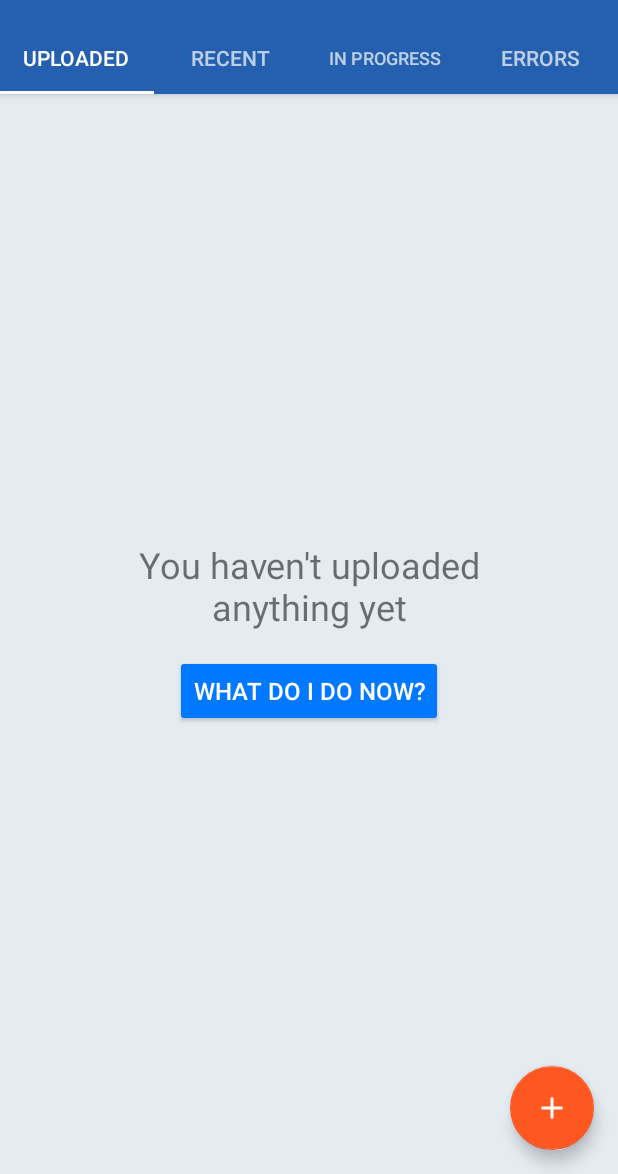
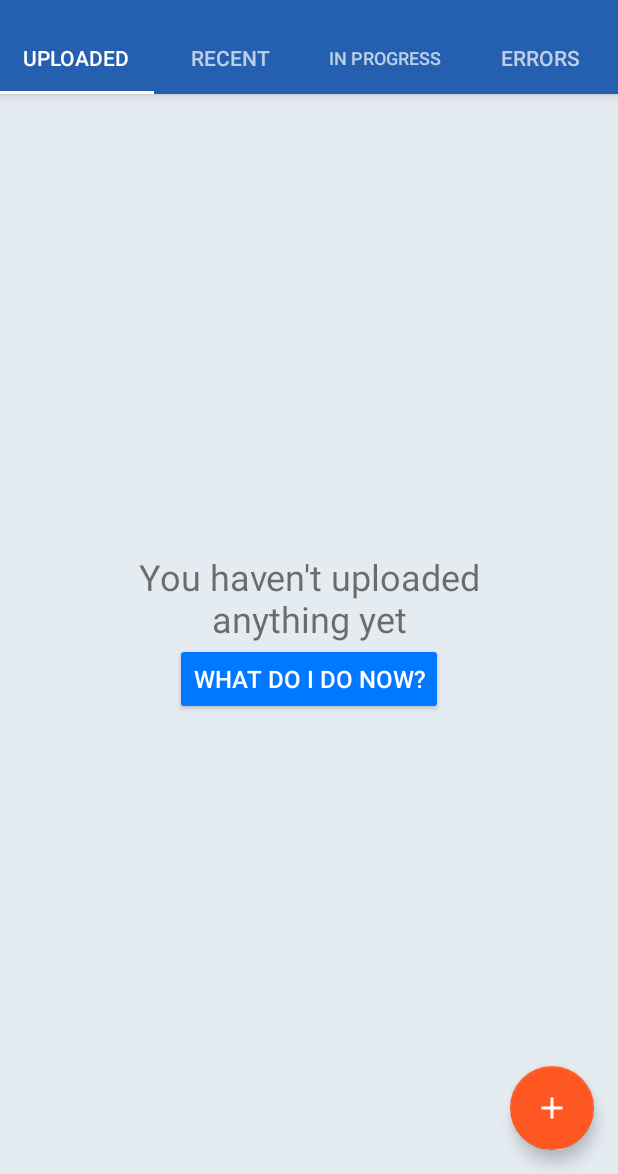
Before and after one commit to cloudinary/cloudinary_android, an Android app: the screen it shows after launch (MainActivity), on a phone screen of 412 x 824 dp, the part 62-1236 px from its top. Run offline under Robolectric (Android 15) with nearby library versions, the phone set to English and light mode, and no system bars; pictures from the network do not load; 6 statements that could not run were skipped.

Commit message:
Fix Android errors.

```diff
--- a/sample/src/main/res/layout/fragment_pager_page.xml
+++ b/sample/src/main/res/layout/fragment_pager_page.xml
@@ -24,10 +24,6 @@
             android:gravity="center"
             android:textSize="24sp" />
 
-        <androidx.legacy.widget.Space
-            android:layout_width="match_parent"
-            android:layout_height="16dp" />
-
         <Button
             android:id="@+id/emptyViewButton"
             android:layout_width="wrap_content"
--- a/ui/src/main/res/layout/fragment_upload_widget.xml
+++ b/ui/src/main/res/layout/fragment_upload_widget.xml
@@ -5,7 +5,7 @@
     android:layout_height="match_parent"
     android:background="@android:color/black"
     xmlns:app="http://schemas.android.com/apk/res-auto"
-    tools:context=".ui.uploadwidget.ui.UploadWidgetFragment">
+    tools:context="com.cloudinary.android.uploadwidget.ui.UploadWidgetFragment">
 
     <androidx.appcompat.widget.Toolbar
         android:id="@+id/toolbar"
```
Also changed, not shown: 2 other files.
